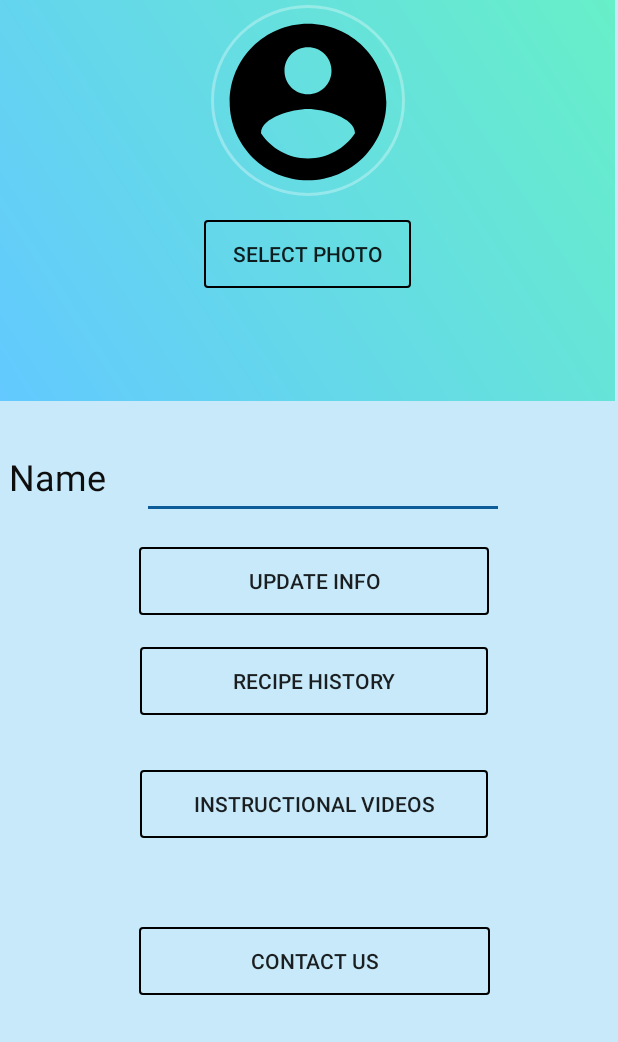
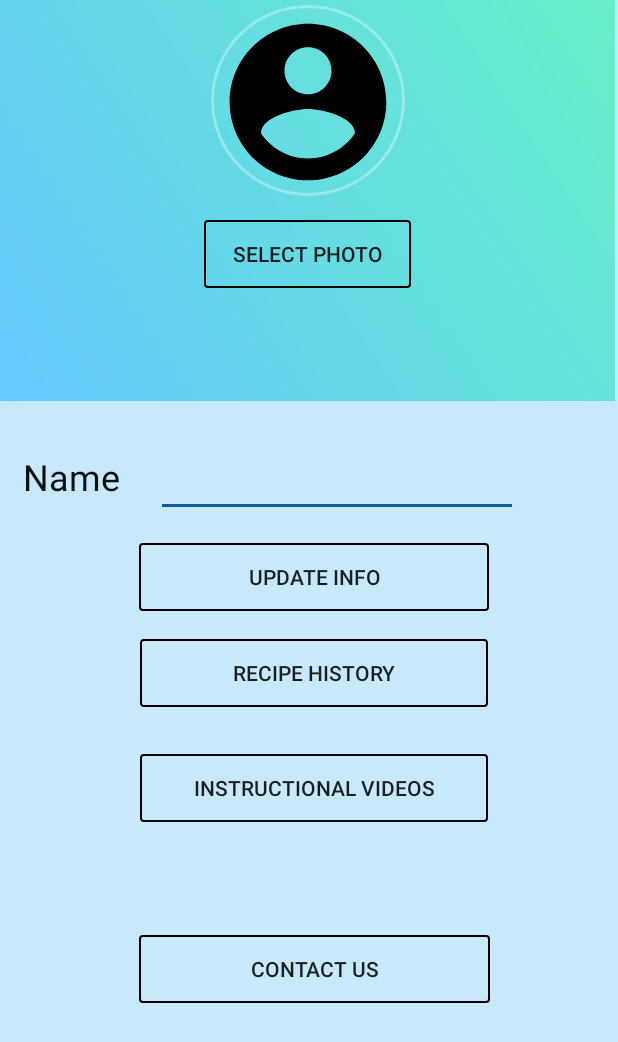
Before and after one commit to name-in-use/Cookle-Recipe-Search-engine, an Android app: the Activityprofile screen opened directly, with no data from a screen before it, on a phone screen of 412 x 824 dp. Shown: the top 1042 px of the screen. Run offline under Robolectric (Android 15) with nearby library versions, the phone set to English and light mode, and no system bars; our stand-ins replace CircleImageView.

Commit message:
Update activity_profile.xml

```diff
--- a/app/src/main/res/layout/activity_profile.xml
+++ b/app/src/main/res/layout/activity_profile.xml
@@ -55,7 +55,7 @@
                 android:layout_marginEnd="2dp"
                 android:background="@drawable/ic_account_circle_black_24dp"
                 app:civ_border_width="2dp"
-                app:civ_border_color="#FF000000"/>
+                app:civ_border_color="#FFFFFF"/>
 
         </RelativeLayout>
 
@@ -98,6 +98,7 @@
         android:layout_marginTop="34dp"
         android:layout_marginEnd="12dp"
         android:layout_marginBottom="311dp"
+        android:paddingLeft="18dp"
         android:text="Name"
         android:textColor="#0F0E0F"
         android:textSize="24sp"
@@ -131,9 +132,9 @@
         android:layout_width="232dp"
         android:layout_height="45dp"
         android:layout_marginStart="92dp"
-        android:layout_marginTop="210dp"
+        android:layout_marginTop="185dp"
         android:layout_marginEnd="85dp"
-        android:layout_marginBottom="24dp"
+        android:layout_marginBottom="25dp"
         android:background="@drawable/button_bg"
         android:text="Instructional Videos"
         app:layout_constraintBottom_toTopOf="@+id/contact_btn"
@@ -146,9 +147,9 @@
         android:layout_width="234dp"
         android:layout_height="45dp"
         android:layout_marginStart="92dp"
-        android:layout_marginTop="265dp"
+        android:layout_marginTop="205dp"
         android:layout_marginEnd="85dp"
-        android:layout_marginBottom="75dp"
+        android:layout_marginBottom="5dp"
         android:background="@drawable/button_bg"
         android:onClick="contact"
         android:text="Contact us"
```
